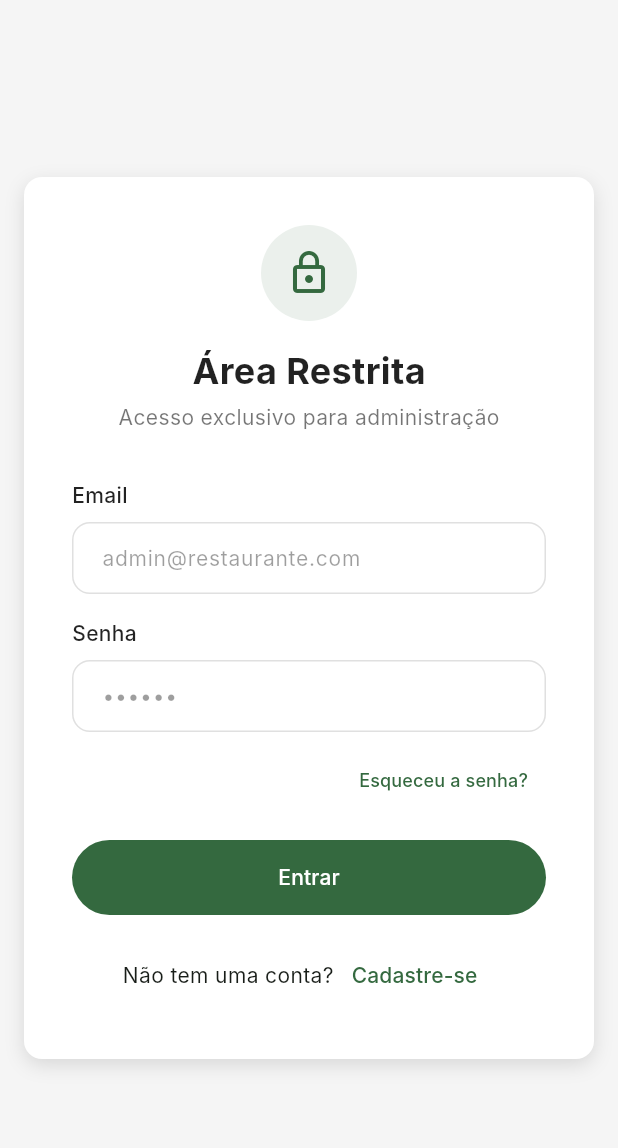
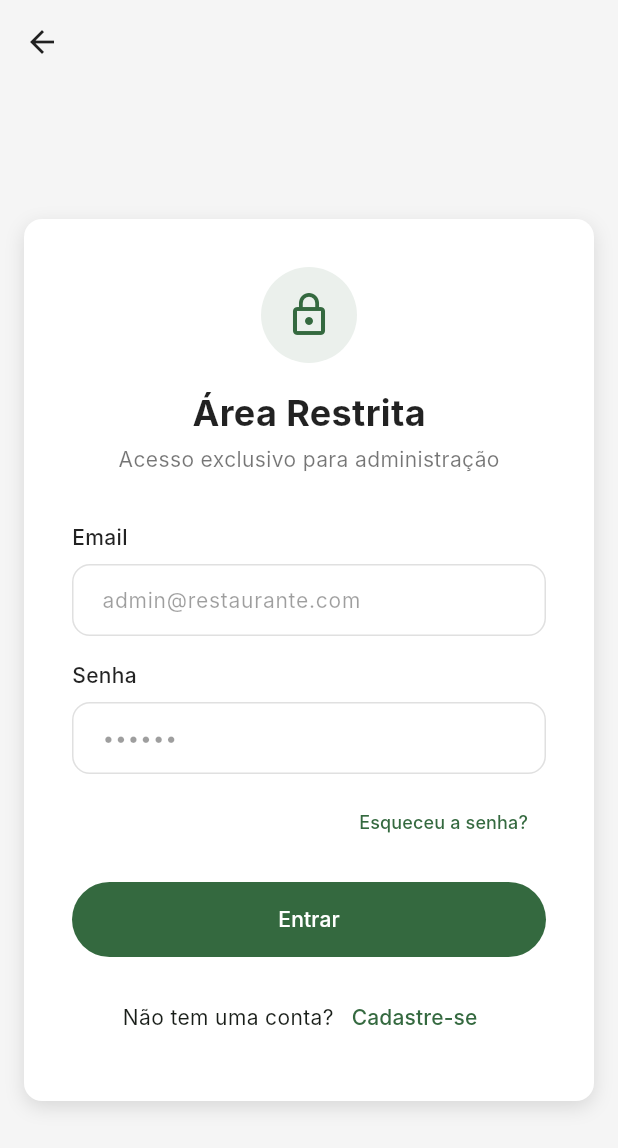
Before and after one commit to PedroFurtadoC/cardapio-pratica, a Flutter app: the screen it shows after launch, after a tap on the "admin panel settings" icon, on a phone screen of 412 x 824 dp. Shown: the top 1148 px of the screen. Run offline on Flutter 3.47's test engine with Material 3 defaults, Android fonts, the phone set to English and light mode, and no system bars; our stand-ins replace device_preview; network calls fail; Roboto replaces fonts that are missing (Inter).

Commit message:
feat: adicionar botao de voltar na interface de login web

```diff
--- a/mobile/lib/screens/login_screen.dart
+++ b/mobile/lib/screens/login_screen.dart
@@ -77,6 +77,14 @@ Future<void> _handleLogin() async {
     // Estrutura principal com fundo em tom de cinza claro
     return Scaffold(
       backgroundColor: Colors.grey[100],
+      appBar: AppBar(
+        backgroundColor: Colors.transparent,
+        elevation: 0,
+        leading: IconButton(
+          icon: const Icon(Icons.arrow_back),
+          onPressed: () => Navigator.pop(context),
+        ),
+      ),
       body: Center(
         child: SingleChildScrollView(
           padding: const EdgeInsets.all(16.0), // Espaçamento interno padrão
```
